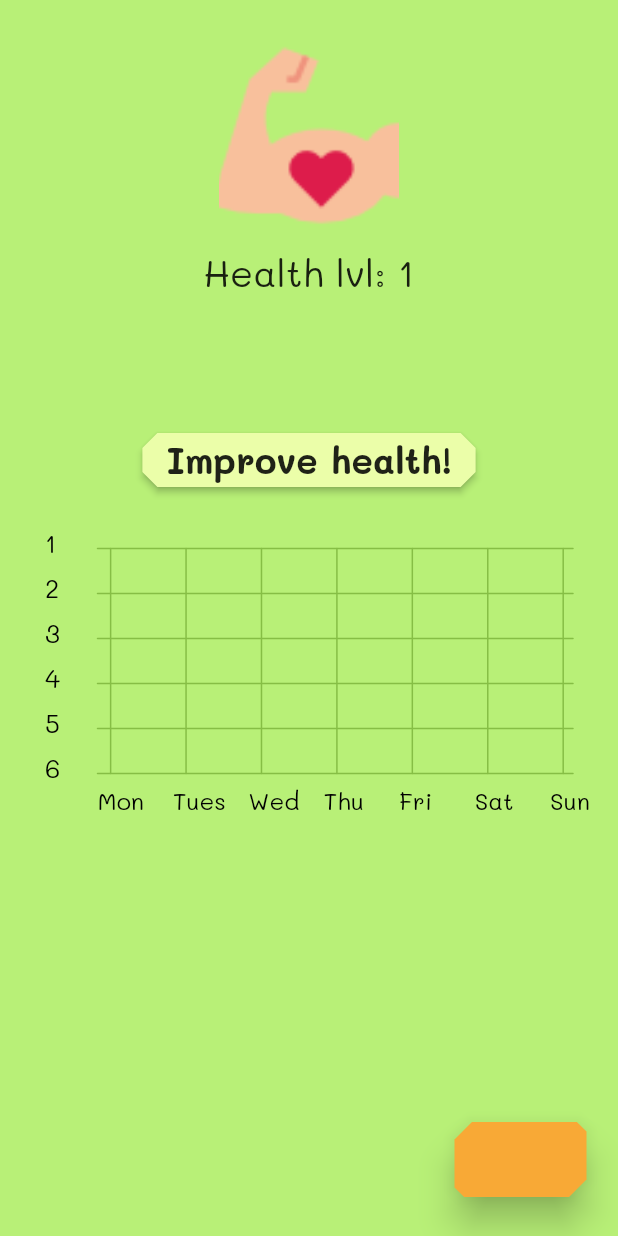
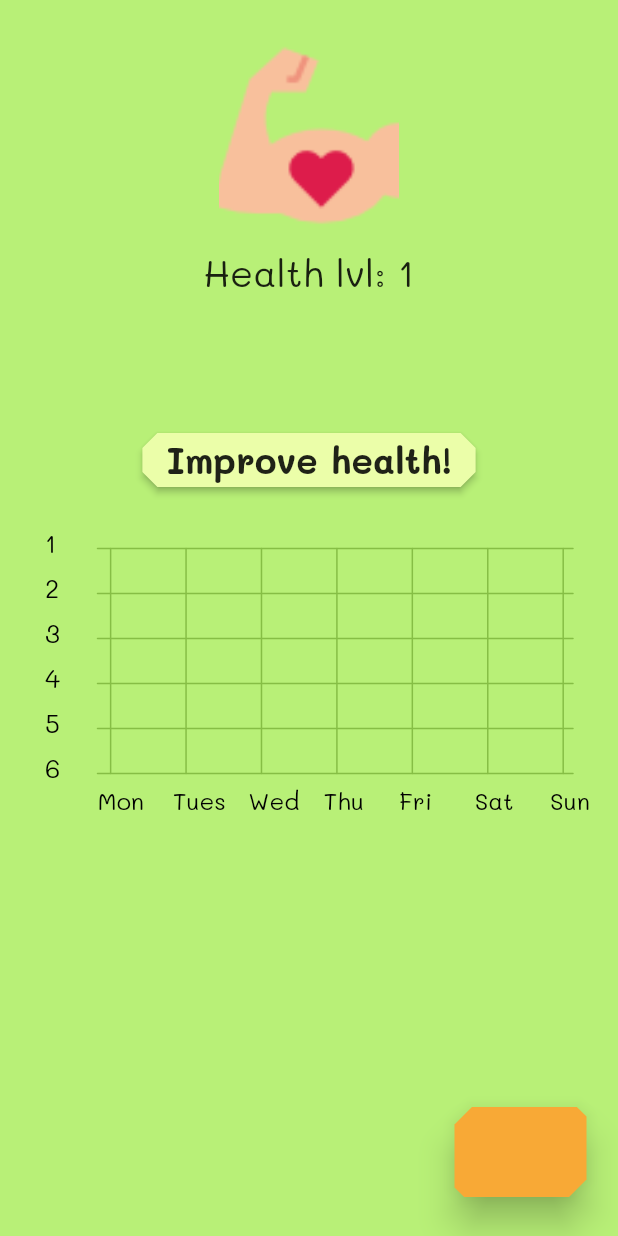
Before and after one commit to maxgmer/useful, a Flutter app: the screen it shows after launch, on a phone screen of 412 x 824 dp. Run offline on Flutter 3.47's test engine with Material 2 defaults, Android fonts, the phone set to English and light mode, and no system bars; our stand-ins replace rxdart.

Commit message:
Started adding changeable splash color (depends on page id), some style change

```diff
--- a/lib/customWidgets/CustomFAB.dart
+++ b/lib/customWidgets/CustomFAB.dart
@@ -86,7 +86,11 @@ class _CustomFABState extends State<CustomFloatingActionButton> with SingleTicke
       child: RaisedButton(
         color: HomeScreenValues.getFABColor(animation.value),
         splashColor: Color.fromRGBO(0, 0, 0, 0.0), //no splash color
-        padding: EdgeInsets.all(CustomFABValues.SIZE),
+        padding: EdgeInsets.only(
+            top: CustomFABValues.SIZE,
+            bottom: CustomFABValues.SIZE,
+            right: CustomFABValues.SIZE / 2,
+            left: CustomFABValues.SIZE / 2),
         highlightColor: HomeScreenValues.getFABOnPressedColor(),
         elevation: animation.value * CustomFABValues.MAX_ELEVATION,
         shape: BeveledRectangleBorder(
--- a/lib/util/WidgetValues.dart
+++ b/lib/util/WidgetValues.dart
@@ -2,6 +2,9 @@ import 'dart:math';
 
 import 'package:flutter/material.dart';
 
+/*
+  Widget values, which are not connected to business logic
+ */
 class HomeScreenValues {
   static const int MAX_PAGE_ID = 3;
 
@@ -39,6 +42,16 @@ class HomeScreenValues {
     throw "Unknown page ID";
   }
 
+  static Color getImproveButtonSplashColor(int pageId) {
+    switch(pageId) {
+      case 0: return Color.fromRGBO(132, 188, 74, 1.0);
+      case 1: return Colors.white;
+      case 2: return Colors.white;
+      case 3: return Colors.white;
+    }
+    throw "Unknown page ID";
+  }
+
   static getFABColor(double value) => Color.lerp(getFABOnPressedColor(), Color.fromRGBO(248, 169, 54, 1.0), value); //smoothly interpolates from pressed to main
   static getFABOnPressedColor() => Color.fromRGBO(174, 95, 0, 1.0);
 }
@@ -52,7 +65,7 @@ class CustomFABValues {
   static const double MIN_PADDING_BOTTOM = 10.0;
   static const double INTERPOLATABLE_PADDING_RIGHT = 5.0;
   static const double INTERPOLATABLE_PADDING_BOTTOM = 15.0;
-  static const double SIZE = 25.0;
+  static const double SIZE = 30.0;
   static const int MAX_ELEVATION = 10;
 
   static const double _MAX_CORNER_CLIP_SECONDARY = 40.0;
--- a/lib/views/home_screen.dart
+++ b/lib/views/home_screen.dart
@@ -61,7 +61,7 @@ class _HomeScreenState extends State<StatefulWidget> {
                             child: Text(homeScreenBloc.getImproveButtonString(pageId.data), style: TextStyle(fontSize: HomeScreenValues.IMPROVE_BUTTON_FONT_SIZE, fontWeight: FontWeight.w700)),
                             shape: BeveledRectangleBorder(borderRadius: BorderRadius.all(Radius.circular(HomeScreenValues.IMPROVE_BUTTON_CLIP_RADIUS))),
                             color: HomeScreenValues.getImproveButtonColor(pageId.data),
-                            splashColor: Color.fromRGBO(132, 188, 74, 1.0),
+                            splashColor: HomeScreenValues.getImproveButtonSplashColor(pageId.data),
                             onPressed: (){},
                           )
                       ),
```
